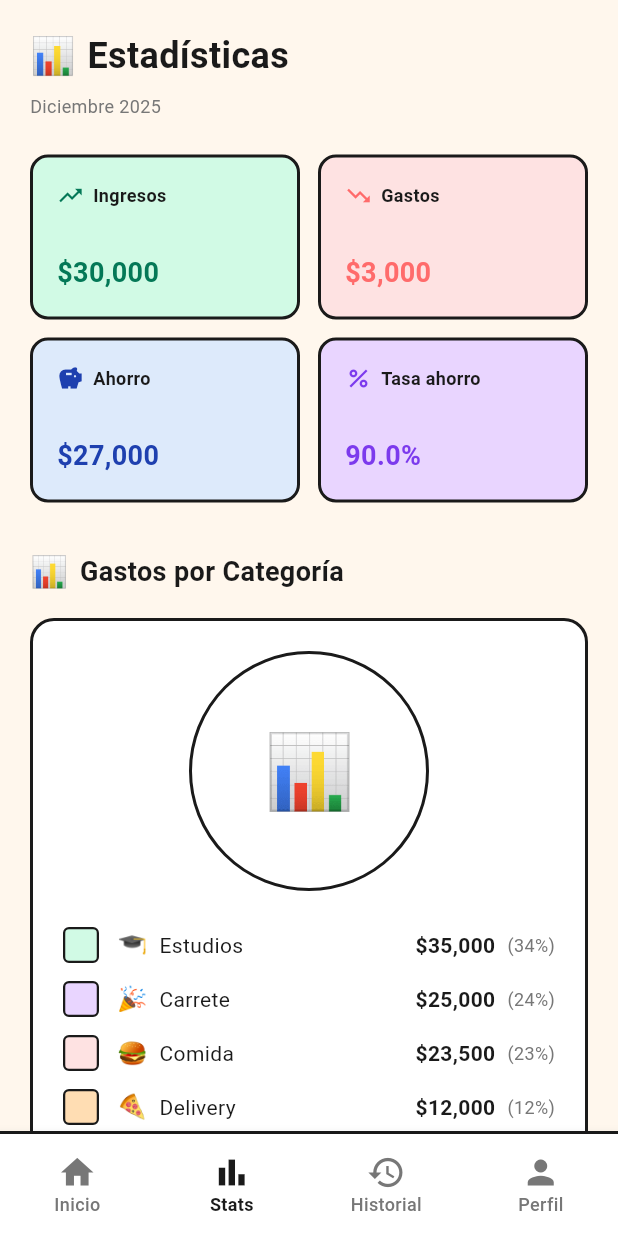
After one commit to michifeli/miauni, a Flutter app: the screen it shows after launch, item 2 of the bottom bar chosen, on a phone screen of 412 x 824 dp. The commit adds this screen. Run offline on Flutter 3.47's test engine with Material 3 defaults, Android fonts, the phone set to English and light mode, and no system bars.

Commit message:
feat(stats): add statistics screen

```diff
--- a/lib/screens/home_screen.dart
+++ b/lib/screens/home_screen.dart
@@ -4,6 +4,7 @@ import '../styles/text_styles.dart';
 import '../widgets/balance_card.dart';
 import '../widgets/action_button.dart';
 import '../widgets/budget_card.dart';
+import 'stats_screen.dart';
 
 class HomeScreen extends StatefulWidget {
   const HomeScreen({super.key});
@@ -15,12 +16,43 @@ class HomeScreen extends StatefulWidget {
 class _HomeScreenState extends State<HomeScreen> {
   int _currentIndex = 0;
 
-  @override
-  Widget build(BuildContext context) {
-    return Scaffold(
-      backgroundColor: AppColors.background,
-      body: SafeArea(
-        child: Padding(
+  Widget _getSelectedScreen() {
+    switch (_currentIndex) {
+      case 0:
+        return _buildHomeContent();
+      case 1:
+        return const StatsScreen();
+      case 2:
+        return _buildPlaceholderScreen('Historial', '📋');
+      case 3:
+        return _buildPlaceholderScreen('Perfil', '👤');
+      default:
+        return _buildHomeContent();
+    }
+  }
+
+  Widget _buildPlaceholderScreen(String title, String emoji) {
+    return Center(
+      child: Column(
+        mainAxisAlignment: MainAxisAlignment.center,
+        children: [
+          Text(emoji, style: const TextStyle(fontSize: 64)),
+          const SizedBox(height: 16),
+          Text(title, style: AppTextStyles.heading2),
+          const SizedBox(height: 8),
+          Text(
+            'Próximamente...',
+            style: AppTextStyles.caption.copyWith(
+              color: AppColors.textSecondary,
+            ),
+          ),
+        ],
+      ),
+    );
+  }
+
+  Widget _buildHomeContent() {
+    return Padding(
       padding: const EdgeInsets.all(20.0),
       child: Column(
         crossAxisAlignment: CrossAxisAlignment.start,
@@ -155,8 +187,14 @@ class _HomeScreenState extends State<HomeScreen> {
           ),
         ],
       ),
-        ),
-      ),
+    );
+  }
+
+  @override
+  Widget build(BuildContext context) {
+    return Scaffold(
+      backgroundColor: AppColors.background,
+      body: SafeArea(child: _getSelectedScreen()),
       bottomNavigationBar: Container(
         height: 70,
         decoration: BoxDecoration(
--- /dev/null
+++ b/lib/screens/stats_screen.dart
@@ -0,0 +1,426 @@
+import 'package:flutter/material.dart';
+import '../styles/colors.dart';
+import '../styles/text_styles.dart';
+
+class StatsScreen extends StatelessWidget {
+  const StatsScreen({super.key});
+
+  @override
+  Widget build(BuildContext context) {
+    return SingleChildScrollView(
+      child: Padding(
+        padding: const EdgeInsets.all(20.0),
+        child: Column(
+          crossAxisAlignment: CrossAxisAlignment.start,
+          children: [
+            // Header
+            Row(
+              children: [
+                const Text('📊', style: TextStyle(fontSize: 24)),
+                const SizedBox(width: 8),
+                Text('Estadísticas', style: AppTextStyles.heading2),
+              ],
+            ),
+            const SizedBox(height: 8),
+            Text(
+              'Diciembre 2025',
+              style: AppTextStyles.caption.copyWith(
+                color: AppColors.textSecondary,
+              ),
+            ),
+            const SizedBox(height: 24),
+
+            // Estadísticas Cards - Top Row
+            Row(
+              children: [
+                Expanded(
+                  child: _StatCard(
+                    icon: Icons.trending_up,
+                    label: 'Ingresos',
+                    amount: 30000,
+                    color: AppColors.mintGreen,
+                    textColor: AppColors.darkGreen,
+                  ),
+                ),
+                const SizedBox(width: 12),
+                Expanded(
+                  child: _StatCard(
+                    icon: Icons.trending_down,
+                    label: 'Gastos',
+                    amount: 3000,
+                    color: const Color(0xFFFEE2E2),
+                    textColor: AppColors.coral,
+                  ),
+                ),
+              ],
+            ),
+            const SizedBox(height: 12),
+
+            // Estadísticas Cards - Bottom Row
+            Row(
+              children: [
+                Expanded(
+                  child: _StatCard(
+                    icon: Icons.savings,
+                    label: 'Ahorro',
+                    amount: 27000,
+                    color: const Color(0xFFDDEAFB),
+                    textColor: const Color(0xFF1E40AF),
+                  ),
+                ),
+                const SizedBox(width: 12),
+                Expanded(
+                  child: _StatCard(
+                    icon: Icons.percent,
+                    label: 'Tasa ahorro',
+                    percentage: 90.0,
+                    color: const Color(0xFFE9D5FF),
+                    textColor: const Color(0xFF7C3AED),
+                  ),
+                ),
+              ],
+            ),
+            const SizedBox(height: 32),
+
+            // Gastos por Categoría
+            Row(
+              children: [
+                const Text('📊', style: TextStyle(fontSize: 20)),
+                const SizedBox(width: 8),
+                Text('Gastos por Categoría', style: AppTextStyles.heading3),
+              ],
+            ),
+            const SizedBox(height: 16),
+            Container(
+              width: double.infinity,
+              padding: const EdgeInsets.all(20),
+              decoration: BoxDecoration(
+                color: Colors.white,
+                borderRadius: BorderRadius.circular(16),
+                border: Border.all(color: AppColors.borderDark, width: 2),
+              ),
+              child: Column(
+                children: [
+                  // Placeholder para el gráfico circular
+                  Container(
+                    width: 160,
+                    height: 160,
+                    decoration: BoxDecoration(
+                      shape: BoxShape.circle,
+                      border: Border.all(color: AppColors.borderDark, width: 2),
+                    ),
+                    child: Center(
+                      child: Text('📊', style: TextStyle(fontSize: 48)),
+                    ),
+                  ),
+                  const SizedBox(height: 24),
+
+                  // Lista de categorías
+                  _CategoryItem(
+                    emoji: '🎓',
+                    label: 'Estudios',
+                    amount: 35000,
+                    percentage: 34,
+                    color: AppColors.mintGreen,
+                  ),
+                  const SizedBox(height: 12),
+                  _CategoryItem(
+                    emoji: '🎉',
+                    label: 'Carrete',
+                    amount: 25000,
+                    percentage: 24,
+                    color: const Color(0xFFE9D5FF),
+                  ),
+                  const SizedBox(height: 12),
+                  _CategoryItem(
+                    emoji: '🍔',
+                    label: 'Comida',
+                    amount: 23500,
+                    percentage: 23,
+                    color: const Color(0xFFFEE2E2),
+                  ),
+                  const SizedBox(height: 12),
+                  _CategoryItem(
+                    emoji: '🍕',
+                    label: 'Delivery',
+                    amount: 12000,
+                    percentage: 12,
+                    color: const Color(0xFFFFDDB3),
+                  ),
+                  const SizedBox(height: 12),
+                  _CategoryItem(
+                    emoji: '🚌',
+                    label: 'Transporte',
+                    amount: 8500,
+                    percentage: 8,
+                    color: const Color(0xFFDDEAFB),
+                  ),
+                ],
+              ),
+            ),
+            const SizedBox(height: 32),
+
+            // Últimos 7 días
+            Row(
+              children: [
+                const Text('📈', style: TextStyle(fontSize: 20)),
+                const SizedBox(width: 8),
+                Text('Últimos 7 días', style: AppTextStyles.heading3),
+              ],
+            ),
+            const SizedBox(height: 16),
+            Container(
+              width: double.infinity,
+              height: 200,
+              padding: const EdgeInsets.all(20),
+              decoration: BoxDecoration(
+                color: Colors.white,
+                borderRadius: BorderRadius.circular(16),
+                border: Border.all(color: AppColors.borderDark, width: 2),
+              ),
+              child: Column(
+                mainAxisAlignment: MainAxisAlignment.center,
+                children: [
+                  Text('📈', style: TextStyle(fontSize: 48)),
+                  const SizedBox(height: 8),
+                  Text(
+                    'Gráfico de últimos 7 días',
+                    style: AppTextStyles.caption.copyWith(
+                      color: AppColors.textSecondary,
+                    ),
+                  ),
+                ],
+              ),
+            ),
+            const SizedBox(height: 32),
+
+            // Metas de Ahorro
+            Row(
+              children: [
+                const Text('🎯', style: TextStyle(fontSize: 20)),
+                const SizedBox(width: 8),
+                Text('Metas de Ahorro', style: AppTextStyles.heading3),
+              ],
+            ),
+            const SizedBox(height: 16),
+            Container(
+              width: double.infinity,
+              padding: const EdgeInsets.all(20),
+              decoration: BoxDecoration(
+                color: const Color(0xFFFFFBEB),
+                borderRadius: BorderRadius.circular(16),
+                border: Border.all(color: AppColors.borderDark, width: 2),
+              ),
+              child: Column(
+                children: [
+                  _SavingsGoalItem(
+                    label: 'Fondo de emergencia',
+                    current: 45000,
+                    goal: 100000,
+                    percentage: 45,
+                  ),
+                  const SizedBox(height: 20),
+                  _SavingsGoalItem(
+                    label: 'Viaje de verano',
+                    current: 32000,
+                    goal: 100000,
+                    percentage: 32,
+                  ),
+                ],
+              ),
+            ),
+            const SizedBox(height: 20),
+          ],
+        ),
+      ),
+    );
+  }
+}
+
+// Widget para las tarjetas de estadísticas
+class _StatCard extends StatelessWidget {
+  final IconData icon;
+  final String label;
+  final double? amount;
+  final double? percentage;
+  final Color color;
+  final Color textColor;
+
+  const _StatCard({
+    required this.icon,
+    required this.label,
+    this.amount,
+    this.percentage,
+    required this.color,
+    required this.textColor,
+  });
+
+  @override
+  Widget build(BuildContext context) {
+    return Container(
+      height: 110,
+      padding: const EdgeInsets.all(16),
+      decoration: BoxDecoration(
+        color: color,
+        borderRadius: BorderRadius.circular(12),
+        border: Border.all(color: AppColors.borderDark, width: 2),
+      ),
+      child: Column(
+        crossAxisAlignment: CrossAxisAlignment.start,
+        mainAxisAlignment: MainAxisAlignment.spaceBetween,
+        children: [
+          Row(
+            children: [
+              Icon(icon, size: 18, color: textColor),
+              const SizedBox(width: 6),
+              Text(
+                label,
+                style: AppTextStyles.caption.copyWith(
+                  fontWeight: FontWeight.w600,
+                  color: AppColors.textPrimary,
+                ),
+              ),
+            ],
+          ),
+          if (amount != null)
+            Text(
+              '\$${amount!.toStringAsFixed(0).replaceAllMapped(RegExp(r'(\d{1,3})(?=(\d{3})+(?!\d))'), (Match m) => '${m[1]},')}',
+              style: AppTextStyles.heading3.copyWith(
+                color: textColor,
+                fontWeight: FontWeight.bold,
+              ),
+            )
+          else if (percentage != null)
+            Text(
+              '${percentage!.toStringAsFixed(1)}%',
+              style: AppTextStyles.heading3.copyWith(
+                color: textColor,
+                fontWeight: FontWeight.bold,
+              ),
+            ),
+        ],
+      ),
+    );
+  }
+}
+
+// Widget para items de categoría
+class _CategoryItem extends StatelessWidget {
+  final String emoji;
+  final String label;
+  final double amount;
+  final int percentage;
+  final Color color;
+
+  const _CategoryItem({
+    required this.emoji,
+    required this.label,
+    required this.amount,
+    required this.percentage,
+    required this.color,
+  });
+
+  @override
+  Widget build(BuildContext context) {
+    return Row(
+      children: [
+        Container(
+          width: 24,
+          height: 24,
+          decoration: BoxDecoration(
+            color: color,
+            borderRadius: BorderRadius.circular(4),
+            border: Border.all(color: AppColors.borderDark, width: 1.5),
+          ),
+        ),
+        const SizedBox(width: 12),
+        Text(emoji, style: TextStyle(fontSize: 16)),
+        const SizedBox(width: 8),
+        Expanded(child: Text(label, style: AppTextStyles.bodyRegular)),
+        Text(
+          '\$${amount.toStringAsFixed(0).replaceAllMapped(RegExp(r'(\d{1,3})(?=(\d{3})+(?!\d))'), (Match m) => '${m[1]},')}',
+          style: AppTextStyles.bodyBold,
+        ),
+        const SizedBox(width: 8),
+        Text(
+          '($percentage%)',
+          style: AppTextStyles.caption.copyWith(color: AppColors.textSecondary),
+        ),
+      ],
+    );
+  }
+}
+
+// Widget para las metas de ahorro
+class _SavingsGoalItem extends StatelessWidget {
+  final String label;
+  final double current;
+  final double goal;
+  final int percentage;
+
+  const _SavingsGoalItem({
+    required this.label,
+    required this.current,
+    required this.goal,
+    required this.percentage,
+  });
+
+  @override
+  Widget build(BuildContext context) {
+    return Column(
+      crossAxisAlignment: CrossAxisAlignment.start,
+      children: [
+        Row(
+          mainAxisAlignment: MainAxisAlignment.spaceBetween,
+          children: [
+            Text(label, style: AppTextStyles.bodyBold),
+            Text('$percentage%', style: AppTextStyles.bodyBold),
+          ],
+        ),
+        const SizedBox(height: 8),
+        ClipRRect(
+          borderRadius: BorderRadius.circular(8),
+          child: Stack(
+            children: [
+              Container(
+                height: 24,
+                decoration: BoxDecoration(
+                  color: Colors.white,
+                  border: Border.all(color: AppColors.borderDark, width: 2),
+                  borderRadius: BorderRadius.circular(8),
+                ),
+              ),
+              FractionallySizedBox(
+                widthFactor: percentage / 100,
+                child: Container(
+                  height: 24,
+                  decoration: BoxDecoration(
+                    color: const Color(0xFFFFAA00),
+                    border: Border.all(color: AppColors.borderDark, width: 2),
+                    borderRadius: BorderRadius.circular(8),
+                  ),
+                ),
+              ),
+            ],
+          ),
+        ),
+        const SizedBox(height: 8),
+        Row(
+          mainAxisAlignment: MainAxisAlignment.spaceBetween,
+          children: [
+            Text(
+              '\$${current.toStringAsFixed(0).replaceAllMapped(RegExp(r'(\d{1,3})(?=(\d{3})+(?!\d))'), (Match m) => '${m[1]},')}',
+              style: AppTextStyles.caption,
+            ),
+            Text(
+              'de \$${goal.toStringAsFixed(0).replaceAllMapped(RegExp(r'(\d{1,3})(?=(\d{3})+(?!\d))'), (Match m) => '${m[1]},')}',
+              style: AppTextStyles.caption.copyWith(
+                color: AppColors.textSecondary,
+              ),
+            ),
+          ],
+        ),
+      ],
+    );
+  }
+}
--- a/lib/styles/colors.dart
+++ b/lib/styles/colors.dart
@@ -3,14 +3,14 @@ import 'package:flutter/material.dart';
 class AppColors {
   // Colores principales
   static const Color primaryBeige = Color(0xFFFFF7ED);
-  static const Color mintGreen = Color(0xFFB8E6D5);
-  static const Color darkGreen = Color(0xFF2D5F4F);
+  static const Color mintGreen = Color(0xFFD1FAE5);
+  static const Color darkGreen = Color(0xFF047857);
   static const Color coral = Color(0xFFFF6B6B);
   static const Color teal = Color(0xFF34D399);
 
   // Colores de texto
-  static const Color textPrimary = Color(0xFF2C2C2C);
-  static const Color textSecondary = Color(0xFF666666);
+  static const Color textPrimary = Color(0xFF1A1A1A);
+  static const Color textSecondary = Color(0xFF777777);
   static const Color textLight = Color(0xFF999999);
 
   // Colores de fondo
@@ -22,5 +22,5 @@ class AppColors {
   static const Color expense = coral;
 
   // Colores de bordes
-  static const Color borderDark = Color(0xFF2C2C2C);
+  static const Color borderDark = Color(0xFF1A1A1A);
 }
```
Lines whose indentation alone changed are shown as unchanged.
